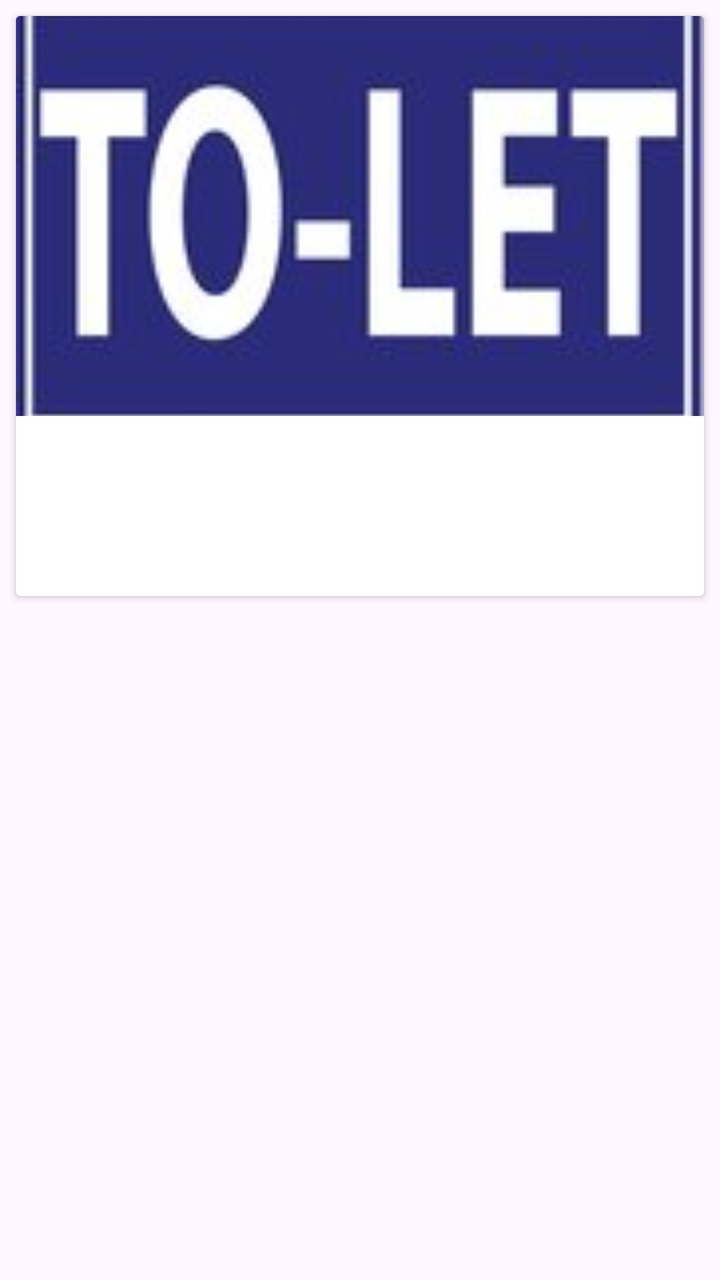
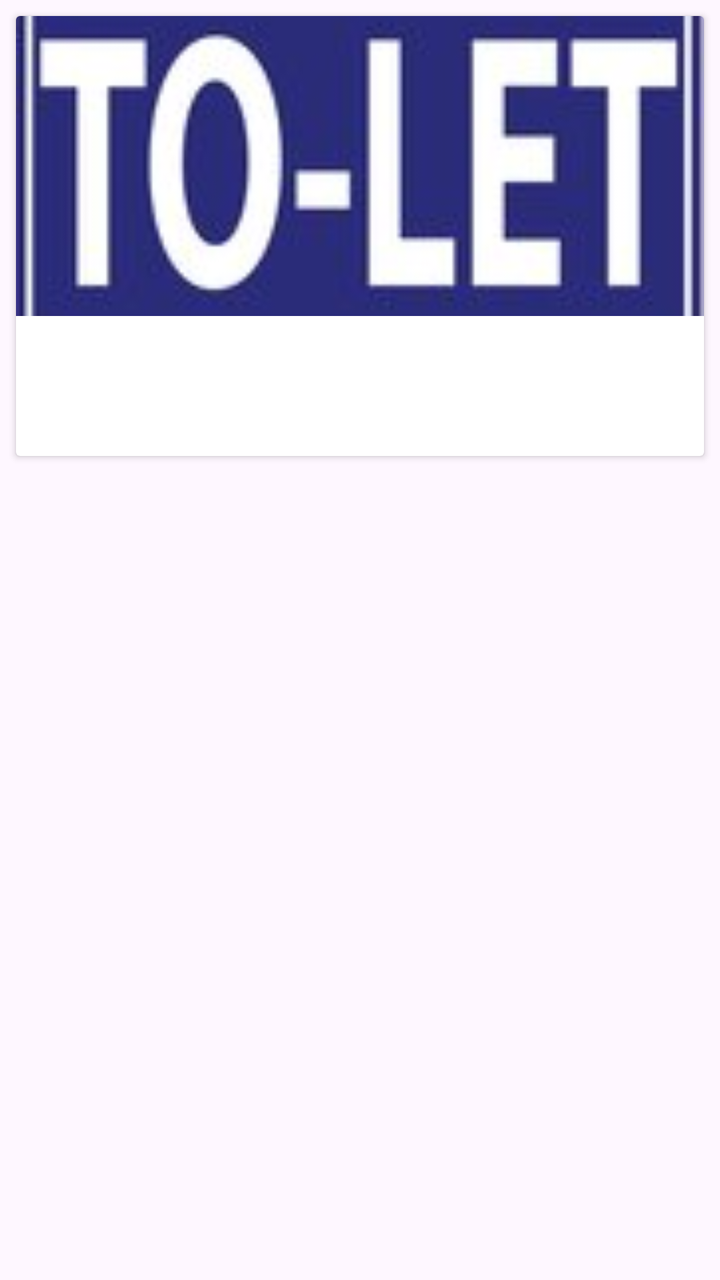

An Android layout rendered at two revisions. The XML below is the earlier revision; the diff shows what the commit changed to produce the second picture.
<!-- AndroidManifest.xml: application theme Theme.BasaKhuji -->
<!-- res/layout/property_list.xml -->
<LinearLayout xmlns:android="http://schemas.android.com/apk/res/android"
    android:orientation="vertical"
    android:layout_width="match_parent"
    android:layout_height="wrap_content">

    <androidx.cardview.widget.CardView
        android:layout_width="match_parent"
        android:layout_height="wrap_content"
        android:layout_margin="8dp" >

        <LinearLayout
            android:layout_width="match_parent"
            android:layout_height="wrap_content"
            android:orientation="vertical">

            <ImageView
                android:id="@+id/propertyImageView"
                android:layout_width="match_parent"
                android:layout_height="200dp"
                android:scaleType="centerCrop"
                android:src="@drawable/tolet" />

            <TextView
                android:id="@+id/categoryFlatTypeTextView"
                android:layout_width="match_parent"
                android:layout_height="50dp"
                android:padding="8dp"
                android:textSize="18sp"
                android:textColor="@color/black"
                android:textStyle="bold" />

            <TextView
                android:id="@+id/locationTextView"
                android:layout_width="match_parent"
                android:layout_height="40dp"
                android:paddingStart="8dp"
                android:paddingEnd="8dp"
                android:paddingBottom="8dp"
                android:textSize="14sp"
                android:textColor="@color/black" />

        </LinearLayout>
    </androidx.cardview.widget.CardView>

</LinearLayout>
<!-- resources referenced by this layout -->
<resources>
  <color name="black">#FF000000</color>
  <!-- drawable tolet: jpg bitmap (drawable, 5209 bytes) -->
  <style name="Theme.BasaKhuji" parent="Base.Theme.BasaKhuji" />
  <style name="Base.Theme.BasaKhuji" parent="Theme.Material3.DayNight.NoActionBar">
          
          
      </style>
</resources>

<!-- the commit's change to res/layout/property_list.xml (unified diff, before → after) -->
@@ -1,7 +1,14 @@
 <LinearLayout xmlns:android="http://schemas.android.com/apk/res/android"
     android:orientation="vertical"
     android:layout_width="match_parent"
-    android:layout_height="wrap_content">
+    android:layout_height="wrap_content"
+    android:clickable="true"
+    android:focusable="true">
+
+    <LinearLayout
+        android:layout_width="match_parent"
+        android:layout_height="wrap_content"
+        android:orientation="vertical">
 
     <androidx.cardview.widget.CardView
         android:layout_width="match_parent"
@@ -16,15 +23,16 @@
             <ImageView
                 android:id="@+id/propertyImageView"
                 android:layout_width="match_parent"
-                android:layout_height="200dp"
+                android:layout_height="150dp"
                 android:scaleType="centerCrop"
-                android:src="@drawable/tolet" />
+                android:src="@drawable/tolet"
+                />
 
             <TextView
                 android:id="@+id/categoryFlatTypeTextView"
                 android:layout_width="match_parent"
-                android:layout_height="50dp"
-                android:padding="8dp"
+                android:layout_height="35dp"
+                android:padding="5dp"
                 android:textSize="18sp"
                 android:textColor="@color/black"
                 android:textStyle="bold" />
@@ -32,14 +40,43 @@
             <TextView
                 android:id="@+id/locationTextView"
                 android:layout_width="match_parent"
-                android:layout_height="40dp"
-                android:paddingStart="8dp"
-                android:paddingEnd="8dp"
-                android:paddingBottom="8dp"
+                android:layout_height="35dp"
+                android:paddingStart="5dp"
+                android:paddingEnd="5dp"
+                android:paddingBottom="1dp"
                 android:textSize="14sp"
                 android:textColor="@color/black" />
 
-        </LinearLayout>
+
+
+
+            </LinearLayout>
+
     </androidx.cardview.widget.CardView>
 
+
+
+
+
+
+
+
+
+
+
+
+
+
+
+
+
+
+
+
+
+
+
+
+    </LinearLayout>
+
 </LinearLayout>
